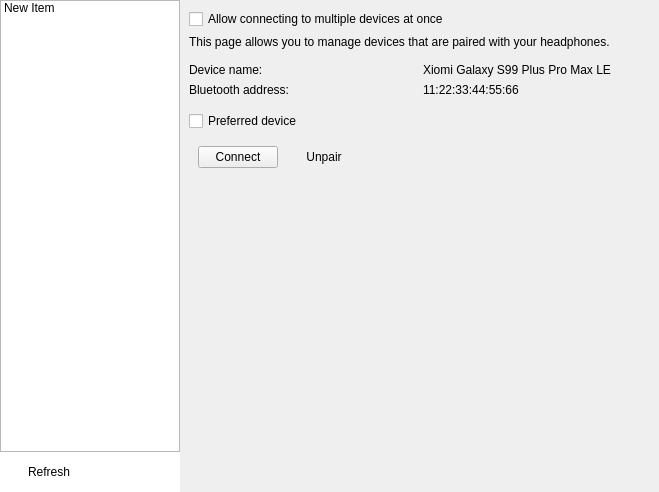
The window that openfreebuds_qt/designer/dual_connect.ui (melianmiko/OpenFreebuds) describes before a commit, drawn with Qt 5.
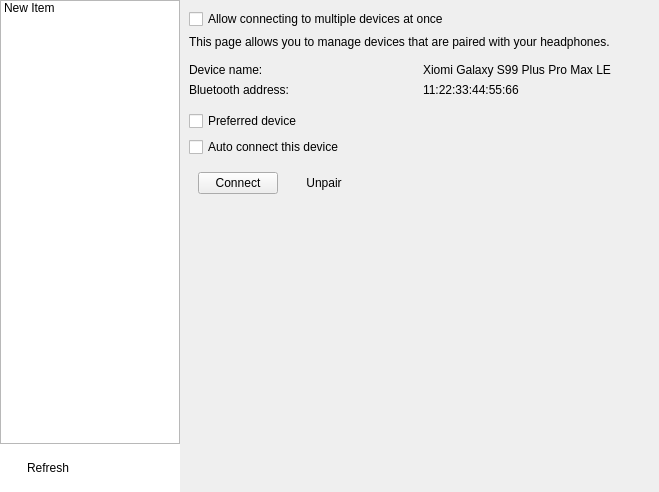
The same window after the commit.

Diff of the .ui file:
```diff
--- a/openfreebuds_qt/designer/dual_connect.ui
+++ b/openfreebuds_qt/designer/dual_connect.ui
@@ -106,8 +106,35 @@
       <item>
        <widget class="QWidget" name="widget_4" native="true">
         <layout class="QHBoxLayout" name="horizontalLayout_2">
+         <property name="spacing">
+          <number>0</number>
+         </property>
+         <property name="leftMargin">
+          <number>8</number>
+         </property>
+         <property name="topMargin">
+          <number>8</number>
+         </property>
+         <property name="rightMargin">
+          <number>8</number>
+         </property>
+         <property name="bottomMargin">
+          <number>8</number>
+         </property>
          <item>
           <widget class="QPushButton" name="refresh_button">
+           <property name="minimumSize">
+            <size>
+             <width>0</width>
+             <height>32</height>
+            </size>
+           </property>
+           <property name="maximumSize">
+            <size>
+             <width>16777215</width>
+             <height>32</height>
+            </size>
+           </property>
            <property name="text">
             <string>Refresh</string>
            </property>
@@ -238,6 +265,13 @@
         </property>
        </widget>
       </item>
+      <item>
+       <widget class="QCheckBox" name="current_device_auto_connect">
+        <property name="text">
+         <string>Auto connect this device</string>
+        </property>
+       </widget>
+      </item>
       <item>
        <widget class="QWidget" name="widget_3" native="true">
         <property name="sizePolicy">
```
Left out of the diff: 17 changed lines with no effect on the pictures.
